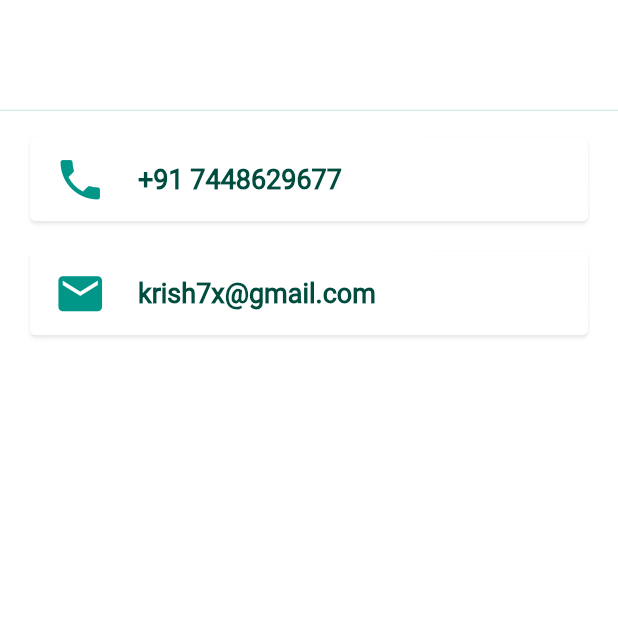
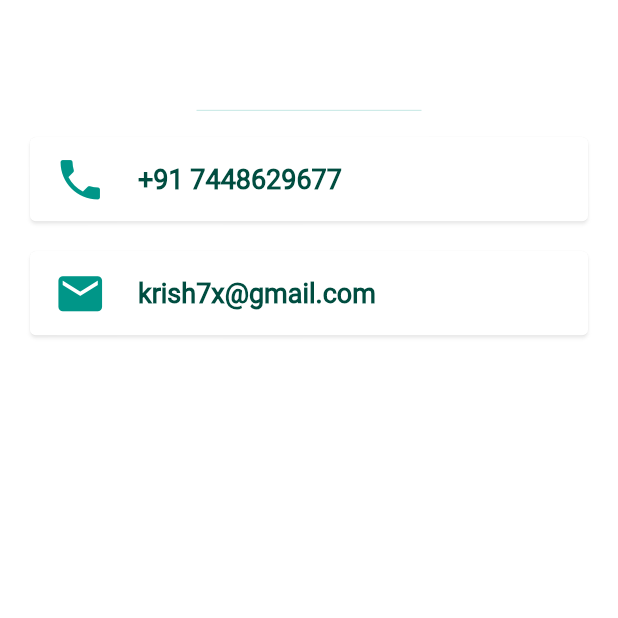
Before and after one commit to krish7x/flutter-learning, a Flutter app: the screen it shows after launch, on a phone screen of 412 x 824 dp, the part 522-1140 px from its top. Run offline on Flutter 3.47's test engine with Material 2 defaults, Android fonts, the phone set to English and light mode, and no system bars.

Commit message:
divider width

```diff
--- a/lib/main.dart
+++ b/lib/main.dart
@@ -41,6 +41,7 @@ class MyApp extends StatelessWidget {
                 ),
               ),
               SizedBox(
+                width: 150,
                 child: Divider(
                   color: Colors.teal.shade100,
                   thickness: 0.5,
--- a/pubspec.yaml
+++ b/pubspec.yaml
@@ -15,12 +15,10 @@ dev_dependencies:
     sdk: flutter
 
 flutter:
-
   uses-material-design: true
 
   assets:
-    - images/krish.jpg
-
+    - images
   fonts:
     - family: DancingScript
       fonts:
```
